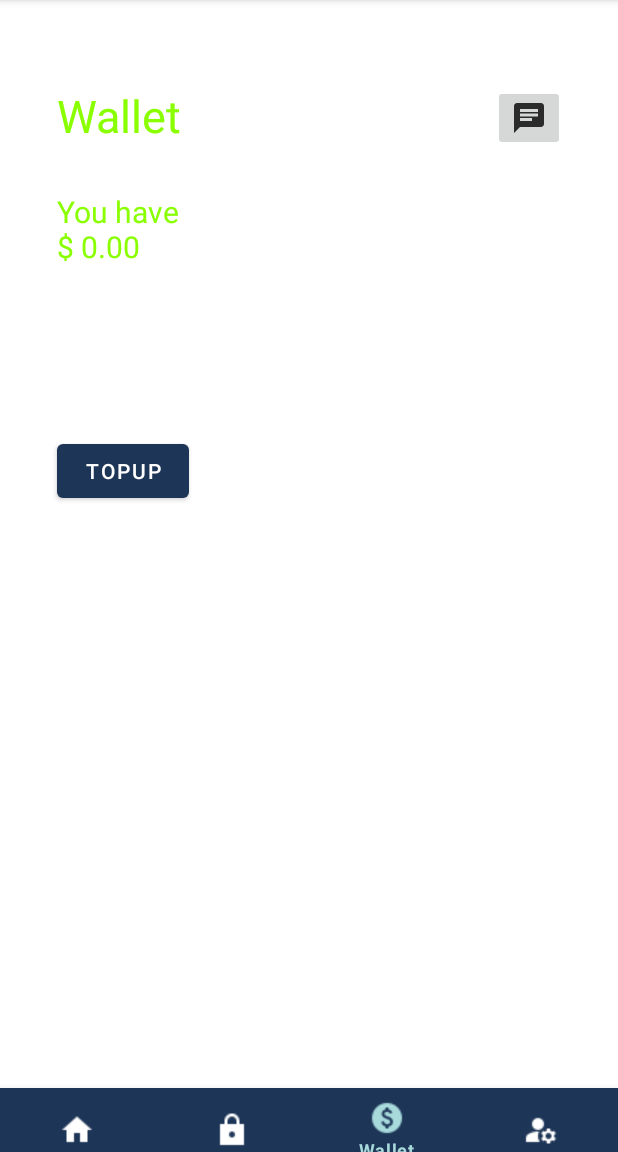
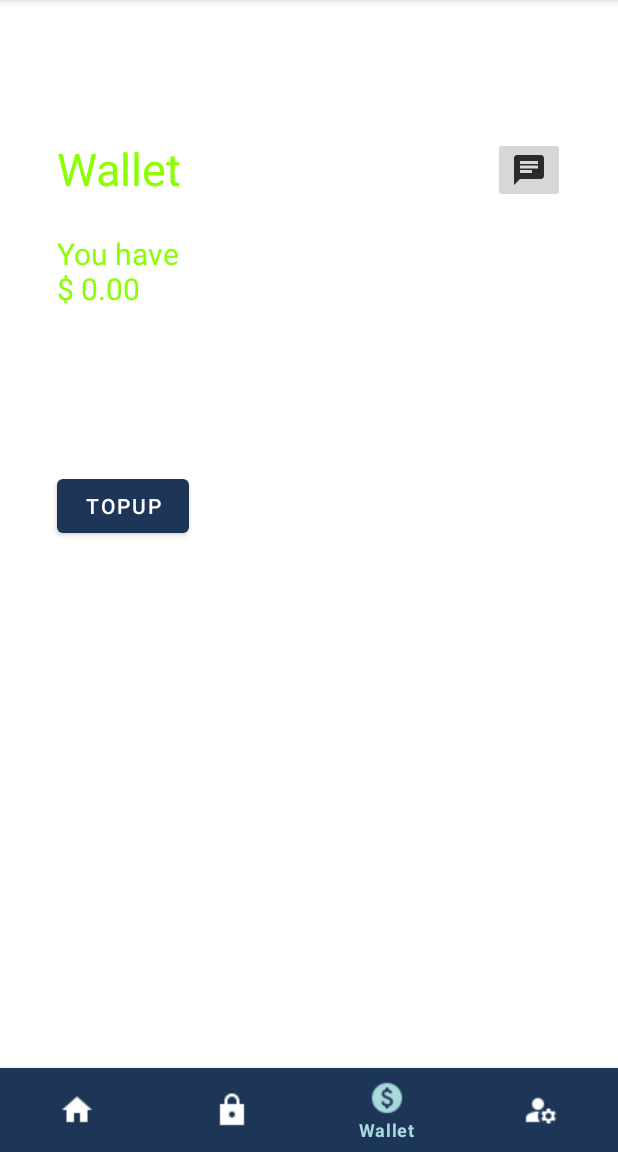
Before and after one commit to thedreamer67/LockerX, an Android app: the MainFunc screen opened directly, with no data from a screen before it, item 3 of the bottom bar chosen, on a phone screen of 412 x 824 dp, the part 84-1236 px from its top. Run offline under Robolectric (Android 15) with nearby library versions, the phone set to English and light mode, and no system bars; our stand-ins replace Firebase (no records; nobody signed in at launch, a user with empty details on screens opened directly).

Commit message:
fix navi bar

```diff
--- a/app/src/main/java/com/example/lockerxlogin/MainFunc.java
+++ b/app/src/main/java/com/example/lockerxlogin/MainFunc.java
@@ -9,10 +9,13 @@ import com.example.lockerxlogin.fragment.AccountsFragment;
 import com.example.lockerxlogin.fragment.HomeFragment;
 import com.example.lockerxlogin.fragment.LockersFragment;
 import com.example.lockerxlogin.fragment.WalletFragment;
+import androidx.fragment.app.FragmentPagerAdapter;
 import com.google.android.gms.maps.MapFragment;
 import com.google.android.material.bottomnavigation.BottomNavigationView;
 import com.google.firebase.auth.FirebaseAuth;
 import com.google.firebase.auth.FirebaseUser;
+import android.view.MenuItem;
+import androidx.viewpager.widget.ViewPager;
 
 import androidx.annotation.NonNull;
 import androidx.navigation.fragment.NavHostFragment;
@@ -20,52 +23,116 @@ import androidx.navigation.fragment.NavHostFragment;
 import android.view.*;
 import android.widget.Toast;
 
-public class MainFunc extends AppCompatActivity {
+public class MainFunc extends AppCompatActivity implements BottomNavigationView.OnNavigationItemSelectedListener {
 
     FirebaseAuth fAuth;
     FirebaseUser FBuser;
+    ViewPager viewPager;
+    BottomNavigationView mNavigationView;
+    HomeFragment homeFragment = new HomeFragment();
+    LockersFragment lockersFragment = new LockersFragment();
+    WalletFragment walletFragment = new WalletFragment();
+    AccountsFragment accountsFragment = new AccountsFragment();
+
     @Override
     protected void onCreate(Bundle savedInstanceState) {
         super.onCreate(savedInstanceState);
         setContentView(R.layout.activity_main_page);
 
+        init();
+    }
 
+    private void init() {
+        viewPager = findViewById(R.id.viewPager);
+       // viewPager.addOnPageChangeListener(this);
+        mNavigationView = findViewById(R.id.navigation);
+        mNavigationView.setOnNavigationItemSelectedListener(this);
 
+        //switch
 
+        viewPager.setAdapter(new FragmentPagerAdapter(getSupportFragmentManager()) {
 
+            @NonNull
+            @Override
+            public Fragment getItem(int position) {
+                switch(position) {
+                    case 0:
+                        return homeFragment;
+                    case 1:
+                        return lockersFragment;
+                    case 2:
+                        return walletFragment;
+                    case 3:
+                        return accountsFragment;
+                }
+                return null;
+            }
 
-        BottomNavigationView bottomNav = findViewById(R.id.navigation);
-        bottomNav.setOnNavigationItemSelectedListener(navListener);
-        //I added this if statement to keep the selected fragment when rotating the device
-        if (savedInstanceState == null) {
-            getSupportFragmentManager().beginTransaction().replace(R.id.fragment_container,
-                    new HomeFragment()).commit();
+            @Override
+            public int getCount() {
+                return 4;
+            }
+        });
+    }
+
+//        @Override
+//        public void onPageScrolled(int position, float positionOffset, int positionOffsetPixels) {
+//
+//        }
+//
+//        @Override
+//        public void onPageSelected(int position) {
+//            mNavigationView.getMenu().getItem(position).setChecked(true);
+//        }
+//
+//        @Override
+//        public void onPageScrollStateChanged(int state) {
+//
+//        }
+
+        @Override
+        public boolean onNavigationItemSelected(@NonNull MenuItem menuItem){
+            viewPager.setCurrentItem(menuItem.getOrder());
+            return true;
         }
     }
-    private BottomNavigationView.OnNavigationItemSelectedListener navListener =
-            new BottomNavigationView.OnNavigationItemSelectedListener() {
-                @Override
-                public boolean onNavigationItemSelected(@NonNull MenuItem item) {
-                    Fragment selectedFragment = null;
-                    switch (item.getItemId()) {
-                        case R.id.navigation_home:
-                            selectedFragment = new HomeFragment();
-                            break;
-                        case R.id.navigation_lockers:
-                            selectedFragment = new LockersFragment();
-                            break;
-                        case R.id.navigation_wallet:
-                            selectedFragment = new WalletFragment();
-                            break;
-
-                        case R.id.navigation_account:
-                            selectedFragment = new AccountsFragment();
-                            break;
-                    }
-                    getSupportFragmentManager().beginTransaction().replace(R.id.fragment_container,
-                            selectedFragment).commit();
-                    return true;
-                }
-            };
-
-}
+//        viewPager = findViewById(R.id.viewPager);
+//        viewPager.addOnPageChangeListener(this);
+//        BottomNavigationView bottomNav = findViewById(R.id.navigation);
+//        bottomNav.setOnNavigationItemSelectedListener(navListener);
+//        //I added this if statement to keep the selected fragment when rotating the device
+//        if (savedInstanceState == null) {
+//            getSupportFragmentManager().beginTransaction().replace(R.id.fragment_container,
+//                    new HomeFragment()).commit();
+//        }
+//    }
+//    private BottomNavigationView.OnNavigationItemSelectedListener navListener =
+//            new BottomNavigationView.OnNavigationItemSelectedListener() {
+//                @Override
+//                public boolean onNavigationItemSelected(@NonNull MenuItem item) {
+//                    Fragment selectedFragment = null;
+//                    switch (item.getItemId()) {
+//                        case R.id.navigation_home:
+//                            selectedFragment = new HomeFragment();
+//                            break;
+//                        case R.id.navigation_lockers:
+//                            selectedFragment = new LockersFragment();
+//                            break;
+//                        case R.id.navigation_wallet:
+//                            selectedFragment = new WalletFragment();
+//                            break;
+//
+//                        case R.id.navigation_account:
+//                            selectedFragment = new AccountsFragment();
+//                            break;
+//                    }
+//                    getSupportFragmentManager().beginTransaction().replace(R.id.fragment_container,
+//                            selectedFragment).commit();
+//                    return true;
+//                }
+//            };
+//
+//}
+//
+//
+//
--- a/app/src/main/res/layout/activity_main_page.xml
+++ b/app/src/main/res/layout/activity_main_page.xml
@@ -11,18 +11,6 @@
     android:orientation="vertical"
     tools:context=".MainActivity">
 
-    <FrameLayout
-        android:id="@+id/fragment_container"
-        android:layout_width="match_parent"
-        android:layout_height="match_parent"
-        android:layout_marginBottom="0dp"
-        android:layout_marginRight="0dp"
-        android:layout_marginTop="0dp"
-        android:layout_marginLeft="0dp"
-
-        android:text="@string/title_home"
-        app:layout_constraintLeft_toLeftOf="parent"
-        app:layout_constraintTop_toTopOf="parent" />
 
     <com.example.lockerxlogin.CustomView.FixedViewPager
         android:id="@+id/viewPager"
@@ -31,15 +19,6 @@
         android:layout_weight="1"
         />
 
-    <fragment
-        android:id="@+id/fragment_empty"
-        android:name="com.example.lockerxlogin.fragment.EmptyFragment"
-        android:layout_width="0dp"
-        android:layout_height="0dp"
-        app:layout_constraintBottom_toTopOf="@+id/bottomNavigationView"
-        app:layout_constraintEnd_toEndOf="parent"
-        app:layout_constraintStart_toStartOf="parent"
-        app:layout_constraintTop_toTopOf="parent" />
 
 
     <com.google.android.material.bottomnavigation.BottomNavigationView
@@ -47,10 +26,9 @@
         android:layout_width="wrap_content"
         android:layout_height="wrap_content"
         android:background="#1D3557"
-        android:layout_marginBottom="30dp"
         app:itemIconTint="@color/bg_tab"
         app:itemTextColor="@color/bg_tab"
-        app:menu="@menu/bottom_nav_menu"
-        />
+        app:menu="@menu/bottom_nav_menu" />
+
 
 </androidx.appcompat.widget.LinearLayoutCompat>
```
